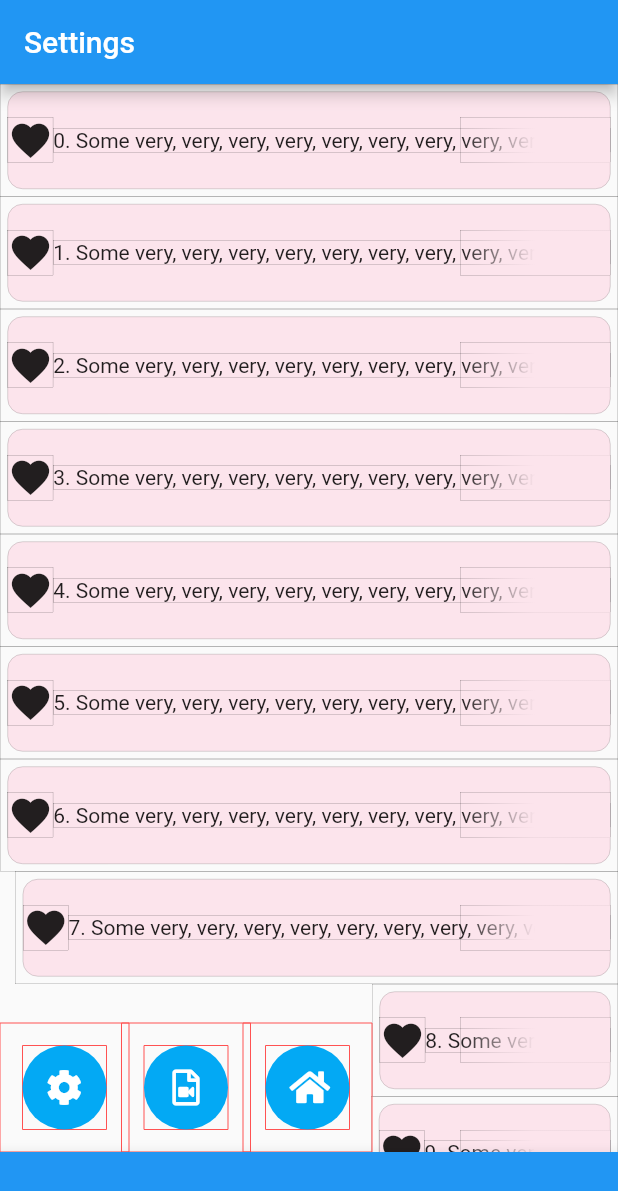
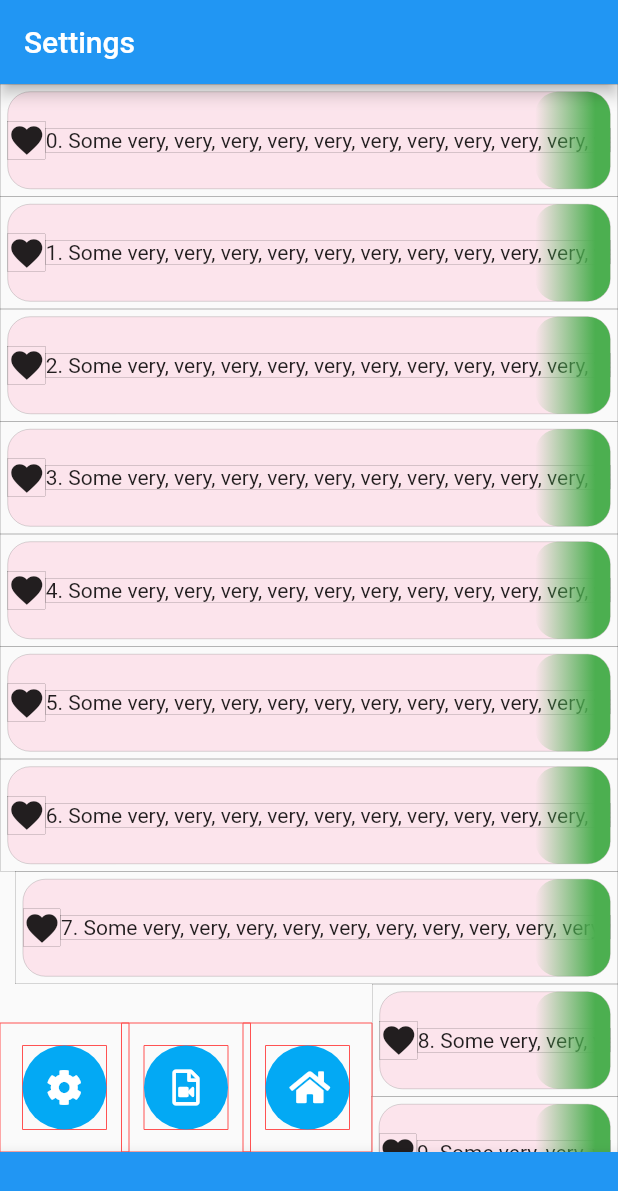
Before and after one commit to BigDeeEss/bu1_kar_kam, a Flutter app: the screen it shows after launch, on a phone screen of 412 x 824 dp. Shown: the top 1191 px of the screen. Run offline on Flutter 3.47's test engine with Material 2 defaults, Android fonts, the phone set to English and light mode, and no system bars; our stand-ins replace font_awesome_flutter.

Commit message:
Imptoved implementation of a text fade effect.
The Text fade effect is aligned centerRight within SettingsPageListTile and uses a BoxDecoration to override the default value associated with BoxedContainer.

```diff
--- a/lib/app_settings.dart
+++ b/lib/app_settings.dart
@@ -1,5 +1,5 @@
 //  Import flutter packages.
-import 'package:flutter/painting.dart';
+import 'package:flutter/material.dart';
 
 /// Class for ease of import of app settings.
 class AppSettings {
@@ -42,6 +42,10 @@ class AppSettings {
   /// for the transitioning the page.
   static int pageTransitionTime = 750;
 
+  /// [settingsPageListTileIconSize] defines the radius used in construction
+  /// of SettingsPageListTile.
+  static double settingsPageListTileIconSize = 25;
+
   /// [settingsPageListTileRadius] defines the radius used in construction
   /// of SettingsPageListTile.
   static double settingsPageListTileRadius = 15;
--- a/lib/settings_page_contents.dart
+++ b/lib/settings_page_contents.dart
@@ -2,6 +2,7 @@
 import 'package:flutter/material.dart';
 
 //  Import project-specific files.
+import 'package:kar_kam/app_settings.dart';
 import 'package:kar_kam/lib/data_notifier.dart';
 import 'package:kar_kam/settings_page_list_tile.dart';
 
@@ -58,7 +59,10 @@ class _SettingsPageContentsState extends State<SettingsPageContents> {
               basePageViewRect ?? Offset.zero & MediaQuery.of(context).size,
           guestRect: buttonArrayRect,
           index: index,
-          leading: Icon(Icons.favorite, size: 30),
+          leading: Icon(
+            Icons.favorite,
+            size: AppSettings.settingsPageListTileIconSize,
+          ),
         );
       }),
     ];
--- a/lib/settings_page_list_tile.dart
+++ b/lib/settings_page_list_tile.dart
@@ -255,8 +255,8 @@ class SettingsPageListTile extends StatelessWidget {
           height: height,
           padding: AppSettings.settingsPageListTilePadding,
           child: BoxedContainer(
-            borderRadius: 10,
-              color: Colors.pink[50],
+            borderRadius: AppSettings.settingsPageListTileRadius,
+            color: Colors.pink[50],
             child: Stack(
               children: [
                 Align(
@@ -269,8 +269,10 @@ class SettingsPageListTile extends StatelessWidget {
                       Expanded(
                         child: BoxedContainer(
                           child: Text(
-                            '$index. Some very, very, very, very, very, very, very, very, very, very, very, very long text!',
+                            '$index. Some very, very, very, very, very, very, very, very, very, very, very, verylongtext!',
                             maxLines: 1,
+                            softWrap: false,
+                            // overflow: TextOverflow.visible,
                           ),
                         ),
                       ),
@@ -279,20 +281,39 @@ class SettingsPageListTile extends StatelessWidget {
                 ),
                 Align(
                   alignment: Alignment.centerRight,
-                  child: CustomPaint(
-                    foregroundPainter: FadingEffect(),
-                    child: BoxedContainer(
-                      width: 100,
-                      height: 30,
+                  child: BoxedContainer(
+                    width: 2 * AppSettings.settingsPageListTileIconSize,
+                    height: height,
+                    decoration: BoxDecoration(
+                      borderRadius: BorderRadius.circular(AppSettings.settingsPageListTileRadius),
+                      gradient: LinearGradient(
+                        begin: Alignment.centerLeft,
+                        end: Alignment.centerRight,
+                        stops: [
+                          0.0,
+                          0.8,
+                          1.0,
+                        ],
+                        colors: [
+                          //create 2 white colors, one transparent
+                          Colors.green[500]!.withOpacity(0.0),
+                          Colors.green[500]!.withOpacity(1.0),
+                          Colors.green[500]!.withOpacity(1.0),
+                        ]
+                      ),
                     ),
                   ),
+                  // child: CustomPaint(
+                  //   foregroundPainter: FadingEffect(),
+                    // child: BoxedContainer(
+                    //   borderRadius: AppSettings.settingsPageListTileRadius,
+                    //   width: 2 * AppSettings.settingsPageListTileIconSize,
+                    //   height: height/2 +20,
+                    // ),
+                  // ),
                 ),
               ],
             ),
-            // child: CustomPaint(
-            //   foregroundPainter: FadingEffect(),
-            //   child:
-            // ),
           ),
         );
       },
@@ -300,31 +321,31 @@ class SettingsPageListTile extends StatelessWidget {
   }
 }
 
-class _SettingsPageListTileClipper extends CustomClipper<Path> {
-  _SettingsPageListTileClipper({
-    Listenable? reclip,
-    required this.width,
-    required this.index,
-  }) : super(reclip: reclip);
-
-  final double width;
-  final int index;
-
-  @override
-  Path getClip(Size size) {
-    print('index = $index');
-    if (index == 10) {
-      print('_SettingsPageListTileClipper width = $width');
-    }
-    Rect rect = Offset.zero & Size(width, size.height);
-
-    Path path = Path();
-    return path..addRect(rect);
-  }
-
-  @override
-  bool shouldReclip(CustomClipper<Path> oldClipper) => true;
-}
+// class _SettingsPageListTileClipper extends CustomClipper<Path> {
+//   _SettingsPageListTileClipper({
+//     Listenable? reclip,
+//     required this.width,
+//     required this.index,
+//   }) : super(reclip: reclip);
+//
+//   final double width;
+//   final int index;
+//
+//   @override
+//   Path getClip(Size size) {
+//     print('index = $index');
+//     if (index == 10) {
+//       print('_SettingsPageListTileClipper width = $width');
+//     }
+//     Rect rect = Offset.zero & Size(width, size.height);
+//
+//     Path path = Path();
+//     return path..addRect(rect);
+//   }
+//
+//   @override
+//   bool shouldReclip(CustomClipper<Path> oldClipper) => true;
+// }
 
 
 
@@ -338,14 +359,14 @@ class FadingEffect extends CustomPainter {
         end: Alignment.centerRight,
         stops: [
           0.0,
-          0.5,
+          0.8,
           1.0,
         ],
         colors: [
           //create 2 white colors, one transparent
-          Colors.pink[50]!.withOpacity(0.0),
-          Colors.pink[50]!.withOpacity(1.0),
-          Colors.pink[50]!.withOpacity(1.0),
+          Colors.green[500]!.withOpacity(0.0),
+          Colors.green[500]!.withOpacity(1.0),
+          Colors.green[500]!.withOpacity(1.0),
         ]);
     Paint paint = Paint()..shader = lg.createShader(rect);
     canvas.drawRect(rect, paint);
```
Also changed, not shown: 1 other file.
